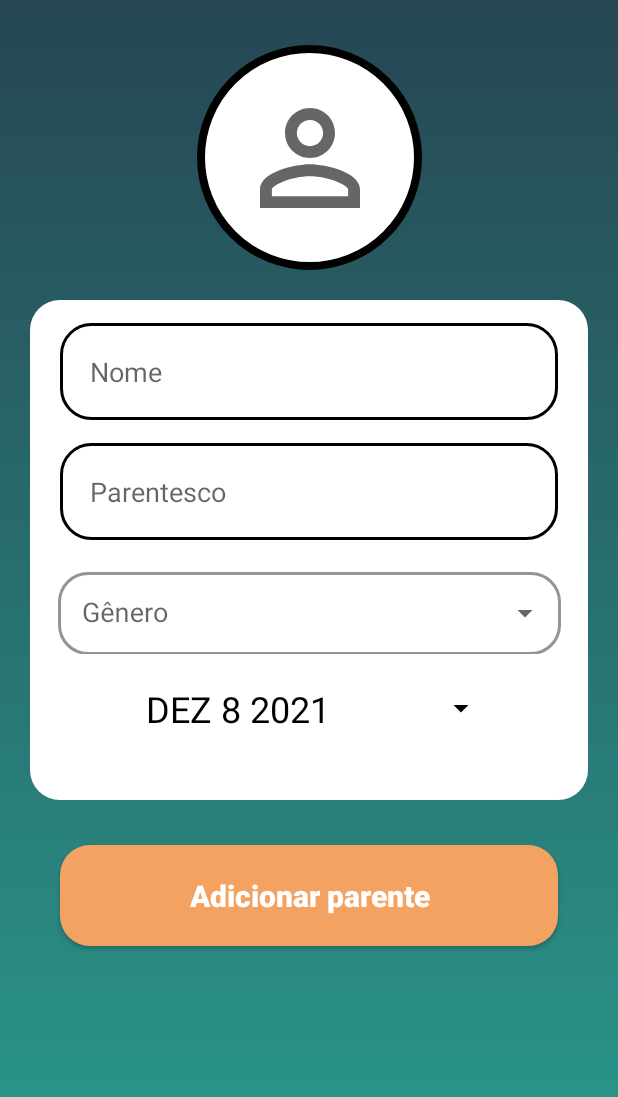
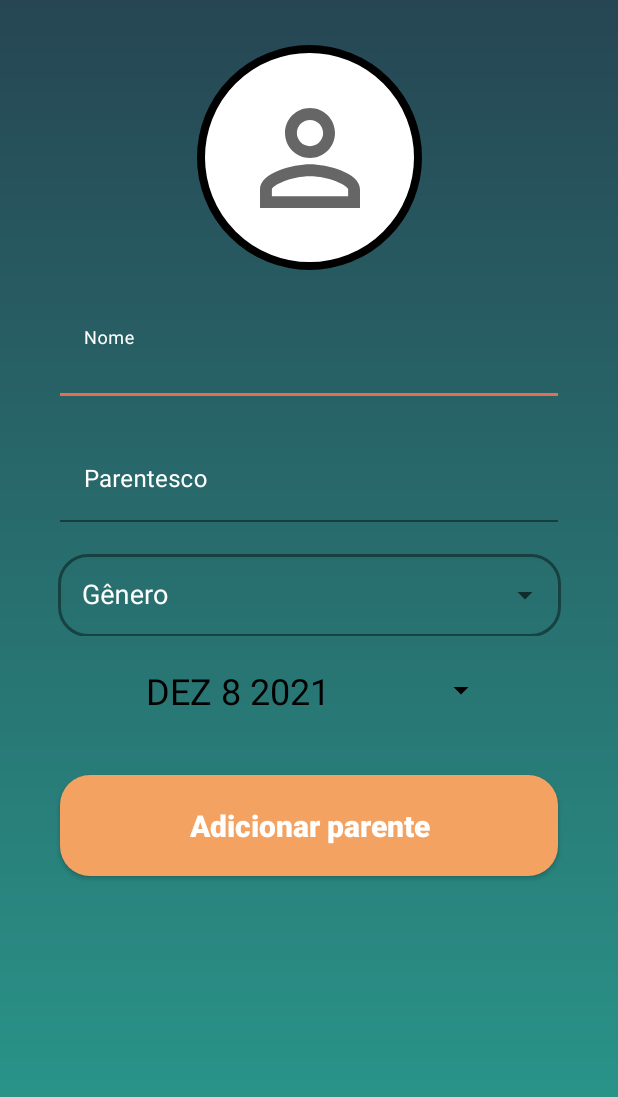
Before and after one commit to WillianKohatsu/ArvoreGenealogica, an Android app: the screen it shows after launch once a user with an empty profile is signed in (AddParente), after a tap on "Adicionar parente", on a phone screen of 412 x 824 dp. Shown: the top 1097 px of the screen. Run offline under Robolectric (Android 15) with nearby library versions, the phone set to English and light mode, and no system bars; our stand-ins replace Firebase (no records; nobody signed in at launch, a user with empty details on screens opened directly).

Commit message:
updating the parent screen

```diff
--- a/app/src/main/java/com/example/arvoregenealogica/Login.java
+++ b/app/src/main/java/com/example/arvoregenealogica/Login.java
@@ -88,7 +88,7 @@ public class Login extends AppCompatActivity {
     }
 
     private void telaArvore(){
-        Intent intent = new Intent(Login.this, Arvore.class);
+        Intent intent = new Intent(this, Arvore.class);
         startActivity(intent);
         finish();
     }
--- a/app/src/main/res/layout/activity_parente.xml
+++ b/app/src/main/res/layout/activity_parente.xml
@@ -27,35 +27,64 @@
         app:layout_constraintTop_toTopOf="@id/containerUser"
         app:layout_constraintBottom_toBottomOf="@id/containerUser"/>
 
-    <View
-        android:id="@+id/containerComponents"
-        style="@style/ContainerComponents"
+    <com.google.android.material.textfield.TextInputLayout
+        android:id="@+id/nome"
+        android:layout_height="wrap_content"
         android:layout_width="match_parent"
-        android:layout_height="333dp"
+        android:layout_marginStart="40dp"
+        android:layout_marginEnd="40dp"
+        android:layout_marginTop="28dp"
+        app:hintTextColor="@color/white"
+        android:textColorHint="@color/white"
+        android:hint="@string/nome"
+        app:layout_constraintVertical_chainStyle="packed"
+        android:textColor="@color/white"
+        app:boxStrokeColor="@color/orange"
         app:layout_constraintEnd_toEndOf="parent"
         app:layout_constraintStart_toStartOf="parent"
-        app:layout_constraintTop_toBottomOf="@id/containerUser" />
+        app:layout_constraintTop_toBottomOf="@id/containerUser">
 
-    <EditText
-        android:id="@+id/editNome"
-        style="@style/Edit_Text"
-        android:autofillHints="@string/nome"
-        android:hint="@string/nome"
-        android:inputType="text"
-        app:layout_constraintEnd_toEndOf="@id/containerComponents"
-        app:layout_constraintStart_toStartOf="@id/containerComponents"
-        app:layout_constraintTop_toTopOf="@id/containerComponents"
-        tools:ignore="DuplicateSpeakableTextCheck" />
 
-    <EditText
-        android:id="@+id/editParentesco"
-        style="@style/Edit_Text"
+        <com.google.android.material.textfield.TextInputEditText
+            android:id="@+id/editNome"
+            android:textColorHint="@color/white"
+            android:background="@color/transparent"
+            android:layout_height="wrap_content"
+            android:layout_width="match_parent"
+            android:inputType="textCapWords"
+            android:autofillHints="@string/nome"
+            android:textColor="@color/white"/>
+    </com.google.android.material.textfield.TextInputLayout>
+
+
+    <com.google.android.material.textfield.TextInputLayout
+        android:id="@+id/parentesco"
+        android:layout_height="wrap_content"
+        android:layout_width="match_parent"
+        android:layout_marginStart="40dp"
+        android:layout_marginEnd="40dp"
+        android:layout_marginTop="28dp"
+        app:hintTextColor="@color/white"
+        android:textColorHint="@color/white"
         android:hint="@string/parentesco"
-        android:autofillHints="@string/parentesco"
-        android:inputType="textEmailAddress"
-        app:layout_constraintStart_toStartOf="@id/containerComponents"
-        app:layout_constraintEnd_toEndOf="@id/containerComponents"
-        app:layout_constraintTop_toBottomOf="@id/editNome"/>
+        app:layout_constraintVertical_chainStyle="packed"
+        android:textColor="@color/white"
+        app:boxStrokeColor="@color/orange"
+        app:layout_constraintStart_toStartOf="parent"
+        app:layout_constraintEnd_toEndOf="parent"
+        app:layout_constraintTop_toBottomOf="@id/nome">
+
+
+        <com.google.android.material.textfield.TextInputEditText
+            android:id="@+id/editParentesco"
+            android:textColorHint="@color/white"
+            android:background="@color/transparent"
+            android:layout_height="wrap_content"
+            android:layout_width="match_parent"
+            android:inputType="textCapWords"
+            android:autofillHints="@string/nome"
+            android:textColor="@color/white"/>
+    </com.google.android.material.textfield.TextInputLayout>
 
     <com.google.android.material.textfield.TextInputLayout
         android:id="@+id/editGenero"
@@ -68,11 +97,13 @@
         android:layout_height="60dp"
         android:layout_margin="16dp"
         android:hint="@string/genero"
-        app:boxStrokeColor="@color/black"
+        android:textColorHint="@color/white"
+        app:boxStrokeColor="@color/white"
+        app:hintTextColor="@color/white"
         app:boxStrokeWidth="2dp"
-        app:layout_constraintStart_toStartOf="@id/containerComponents"
-        app:layout_constraintEnd_toEndOf="@id/containerComponents"
-        app:layout_constraintTop_toBottomOf="@id/editParentesco">
+        app:layout_constraintStart_toStartOf="parent"
+        app:layout_constraintEnd_toEndOf="parent"
+        app:layout_constraintTop_toBottomOf="@id/parentesco">
 
         <AutoCompleteTextView
             android:id="@+id/auto"
@@ -93,8 +124,8 @@
         app:layout_constraintLeft_toLeftOf="parent"
         app:layout_constraintRight_toRightOf="parent"
         android:layout_marginTop="10dp"
-        app:layout_constraintStart_toStartOf="@id/containerComponents"
-        app:layout_constraintEnd_toEndOf="@id/containerComponents"
+        app:layout_constraintStart_toStartOf="parent"
+        app:layout_constraintEnd_toEndOf="parent"
         app:layout_constraintTop_toBottomOf="@id/editGenero"
         android:onClick="openDatePicker"/>
 
@@ -106,7 +137,7 @@
         android:text="@string/bt_add"
         app:layout_constraintEnd_toEndOf="parent"
         app:layout_constraintStart_toStartOf="parent"
-        app:layout_constraintTop_toBottomOf="@id/containerComponents"
+        app:layout_constraintTop_toBottomOf="@id/datePickerButton"
         tools:ignore="TextContrastCheck" />
 
 </androidx.constraintlayout.widget.ConstraintLayout>
```
